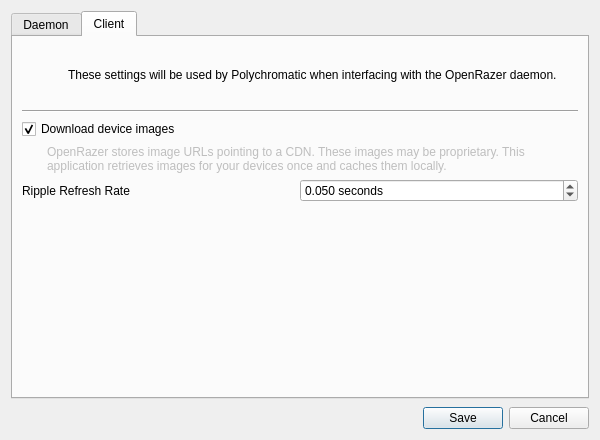
Above: data/qt/openrazer-config.ui from polychromatic/polychromatic before the change. Below: the same form after it.
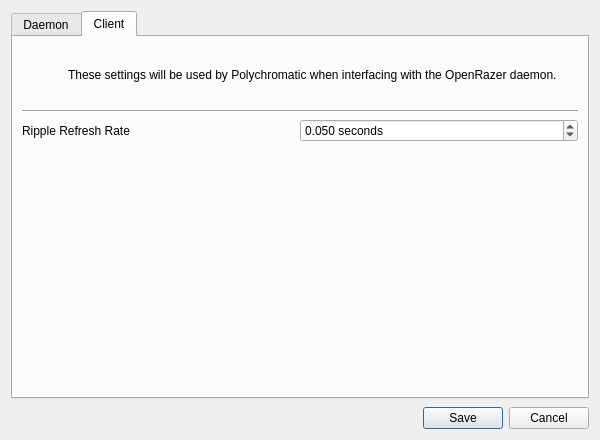
That is the form after the change. The open tabs and pages were chosen to show the change. Icons and pictures are not drawn.

Commit message:
Move device image download to Controller
Now handled at a Controller level. Recently moved from the backend,
which prevents them from being downloaded by the tray/CLI or holding up
the application on first launch.

Reinstated after temporary removal in
168bf0e4b369bd892f7998ce7763911a49594c9d

The edit to the form file:
```diff
--- a/data/qt/openrazer-config.ui
+++ b/data/qt/openrazer-config.ui
@@ -300,32 +300,6 @@
          </property>
         </widget>
        </item>
-       <item>
-        <widget class="QCheckBox" name="allow_image_download">
-         <property name="text">
-          <string extracomment="Checkbox for configuring OpenRazer">Download device images</string>
-         </property>
-         <property name="checked">
-          <bool>true</bool>
-         </property>
-        </widget>
-       </item>
-       <item>
-        <widget class="QLabel" name="allow_image_download_note">
-         <property name="enabled">
-          <bool>false</bool>
-         </property>
-         <property name="text">
-          <string extracomment="Hint text for configuring OpenRazer">OpenRazer stores image URLs pointing to a CDN. These images may be proprietary. This application retrieves images for your devices once and caches them locally.</string>
-         </property>
-         <property name="wordWrap">
-          <bool>true</bool>
-         </property>
-         <property name="indent">
-          <number>25</number>
-         </property>
-        </widget>
-       </item>
        <item>
         <widget class="QWidget" name="ripple_refresh_rate_group" native="true">
          <layout class="QHBoxLayout" name="horizontalLayout_4">
```
The commit also changes 9 other files.
